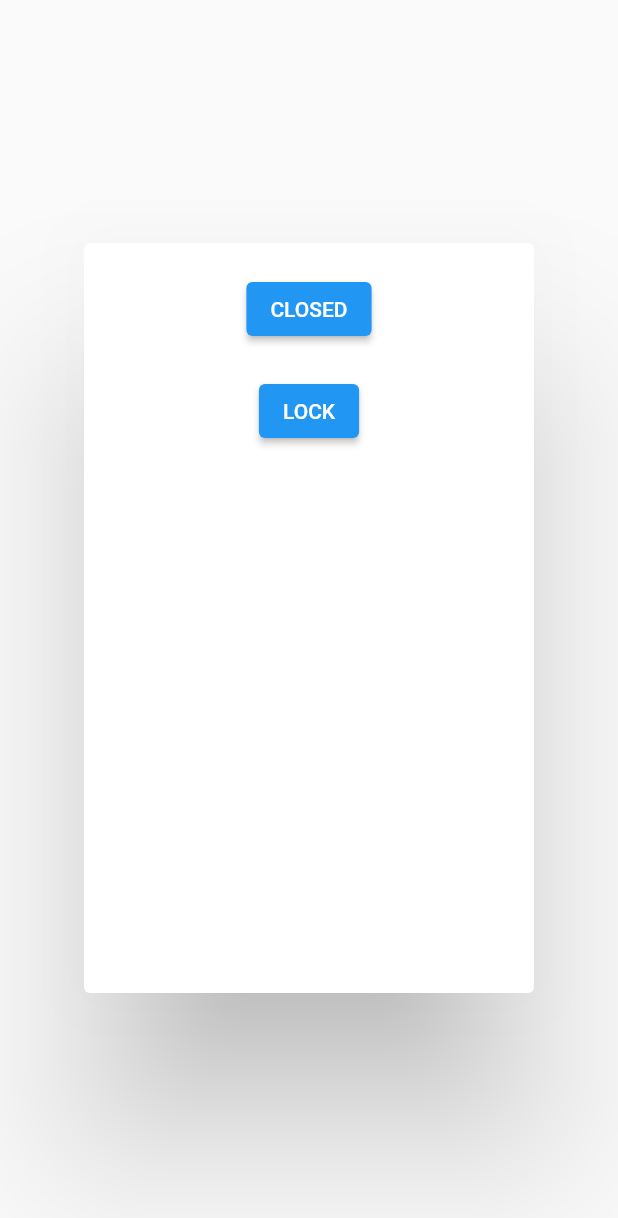
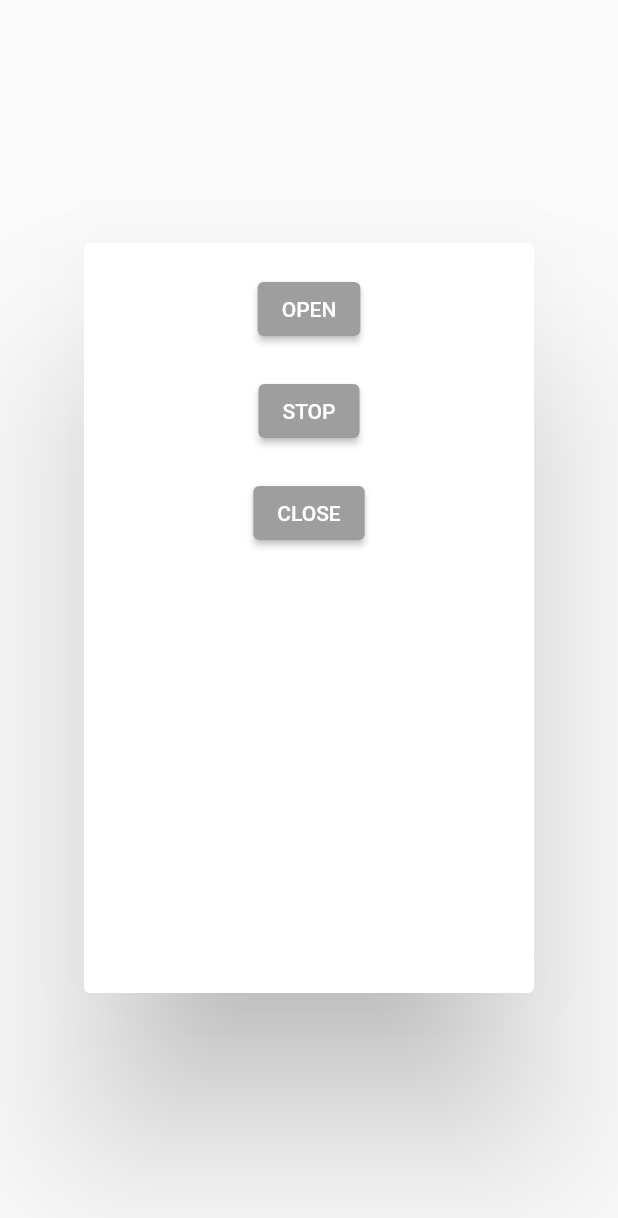
Before and after one commit to jashanpreet-singh-99/smart_garage, a Flutter app: the DoorPage screen opened directly, on a phone screen of 412 x 824 dp. Shown: the top 1218 px of the screen. Run offline on Flutter 3.47's test engine with Material 2 defaults, Android fonts, the light colour scheme and no system bars; network calls fail.

Commit message:
FEAT: Door Page migrated
Migrated the door page to new API. Added new UI tweaks

```diff
--- a/lib/activities/home_screen/door_page.dart
+++ b/lib/activities/home_screen/door_page.dart
@@ -14,9 +14,11 @@ class DoorPage extends StatefulWidget {
 }
 
 class _DoorPageState extends State<DoorPage> {
-  String garageDoorStatus = "CLOSED";
-  String garageLock = "LOCK";
+  Color garageOpenBtn = Colors.grey;
+  Color garageStopBtn = Colors.grey;
+  Color garageCloseBtn = Colors.grey;
   String resultDebug = "";
+  String stat = "CLOSE";
 
   void getDoorStatus() async {
     final uri = Config().testUrlDoor;
@@ -31,14 +33,39 @@ class _DoorPageState extends State<DoorPage> {
     String responseBody = response.body;
     print(statusCode);
     print('RES: .$responseBody.');
+    String nStat = Config().getDoorValue(responseBody);
     setState(() {
-      garageDoorStatus = Config().getDoorValue(responseBody[0]);
+      setBtnColors(nStat);
     });
   }
 
-  void openCloseDoor() async {
-    String command = Config().getDoorValue(
-        ((Config().getDoorInt(garageDoorStatus) + 1) % 2).toString());
+  void setBtnColors(String nStat) {
+    switch (stat) {
+      case "STOP":
+        garageStopBtn = Colors.grey;
+        break;
+      case "CLOSE":
+        garageCloseBtn = Colors.grey;
+        break;
+      default:
+        garageOpenBtn = Colors.grey;
+        break;
+    }
+    switch (nStat) {
+      case "STOP":
+        garageStopBtn = Colors.cyan;
+        break;
+      case "CLOSE":
+        garageCloseBtn = Colors.cyan;
+        break;
+      default:
+        garageOpenBtn = Colors.cyan;
+        break;
+    }
+    stat = nStat;
+  }
+
+  void openCloseDoor(String command) async {
     final uri = Config().testUrlDoor;
     final headers = {'Content-Type': 'application/json', 'Command': command};
 
@@ -52,9 +79,8 @@ class _DoorPageState extends State<DoorPage> {
     print(statusCode);
     print('RES: .$responseBody.');
     setState(() {
-      garageDoorStatus = command;
-      garageLock = 'LOCK';
       resultDebug = responseBody;
+      setBtnColors(command);
     });
   }
 
@@ -82,19 +108,42 @@ class _DoorPageState extends State<DoorPage> {
                     padding: const EdgeInsets.all(10.0),
                     child: ElevatedButton(
                       onPressed: () {
-                        // Open or Close door
-                        openCloseDoor();
+                        // Open door
+                        openCloseDoor("OPEN");
                       },
-                      child: Text(garageDoorStatus),
+                      style: ButtonStyle(
+                        backgroundColor:
+                            MaterialStateProperty.all<Color>(garageOpenBtn),
+                      ),
+                      child: const Text("OPEN"),
                     ),
                   ),
                   Padding(
                     padding: const EdgeInsets.all(10.0),
                     child: ElevatedButton(
                       onPressed: () {
-                        // Open or Close door
+                        // Stop door
+                        openCloseDoor("STOP");
                       },
-                      child: Text(garageLock),
+                      style: ButtonStyle(
+                        backgroundColor:
+                            MaterialStateProperty.all<Color>(garageStopBtn),
+                      ),
+                      child: const Text("STOP"),
+                    ),
+                  ),
+                  Padding(
+                    padding: const EdgeInsets.all(10.0),
+                    child: ElevatedButton(
+                      onPressed: () {
+                        // Close door
+                        openCloseDoor("CLOSE");
+                      },
+                      style: ButtonStyle(
+                        backgroundColor:
+                            MaterialStateProperty.all<Color>(garageCloseBtn),
+                      ),
+                      child: const Text("CLOSE"),
                     ),
                   ),
                   Padding(
--- a/lib/utils/config.dart
+++ b/lib/utils/config.dart
@@ -16,9 +16,9 @@ class Config {
   String getDoorValue(String v) {
     int value = int.parse(v);
     if (value == 0) {
-      return "STOPPED";
+      return "STOP";
     } else if (value == -1) {
-      return "CLOSED";
+      return "CLOSE";
     }
     return "OPEN";
   }
```
